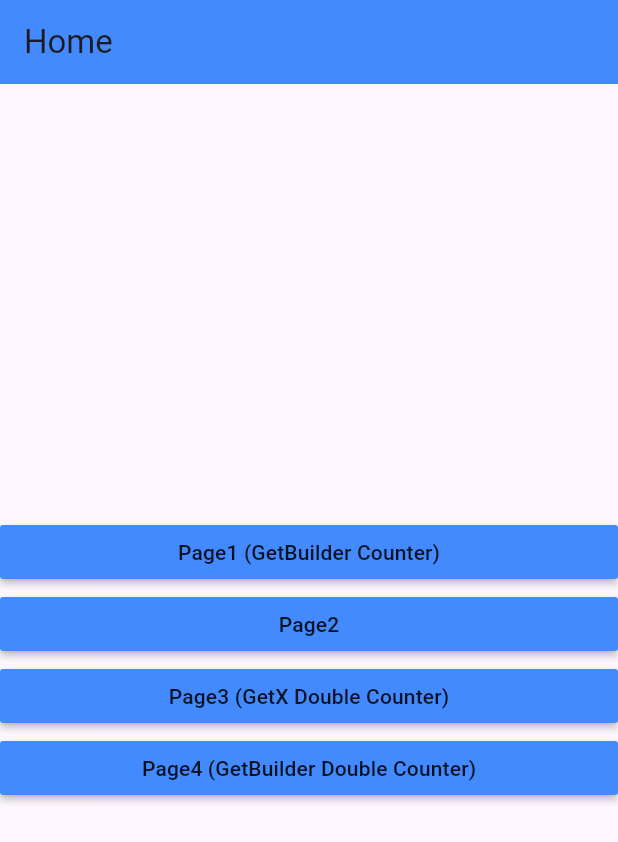
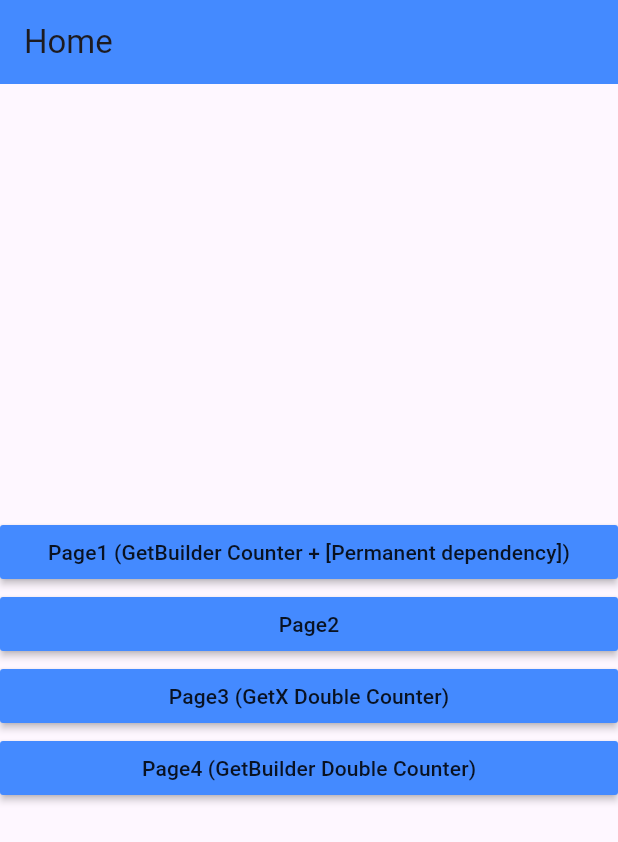
Before and after one commit to Moh4h/GetX3, a Flutter app: the screen it shows after launch, on a phone screen of 412 x 824 dp. Shown: the top 842 px of the screen. Run offline on Flutter 3.47's test engine with Material 3 defaults, Android fonts, the light colour scheme and no system bars; our stand-ins replace get.

Commit message:
Modefied page1 Counter doesn't refresh[Permanent=ture]

```diff
--- a/lib/view/home.dart
+++ b/lib/view/home.dart
@@ -17,7 +17,7 @@ class Home extends StatelessWidget {
               onPressed: () {
                 Get.toNamed("/Page1");
               },
-              child: Text("Page1 (GetBuilder Counter)"),
+              child: Text("Page1 (GetBuilder Counter + [Permanent dependency])"),
             ),
             MaterialButton(
               color: Colors.blueAccent,
```
Also changed, not shown: lib/view/page1.dart (+8 -9 lines).
